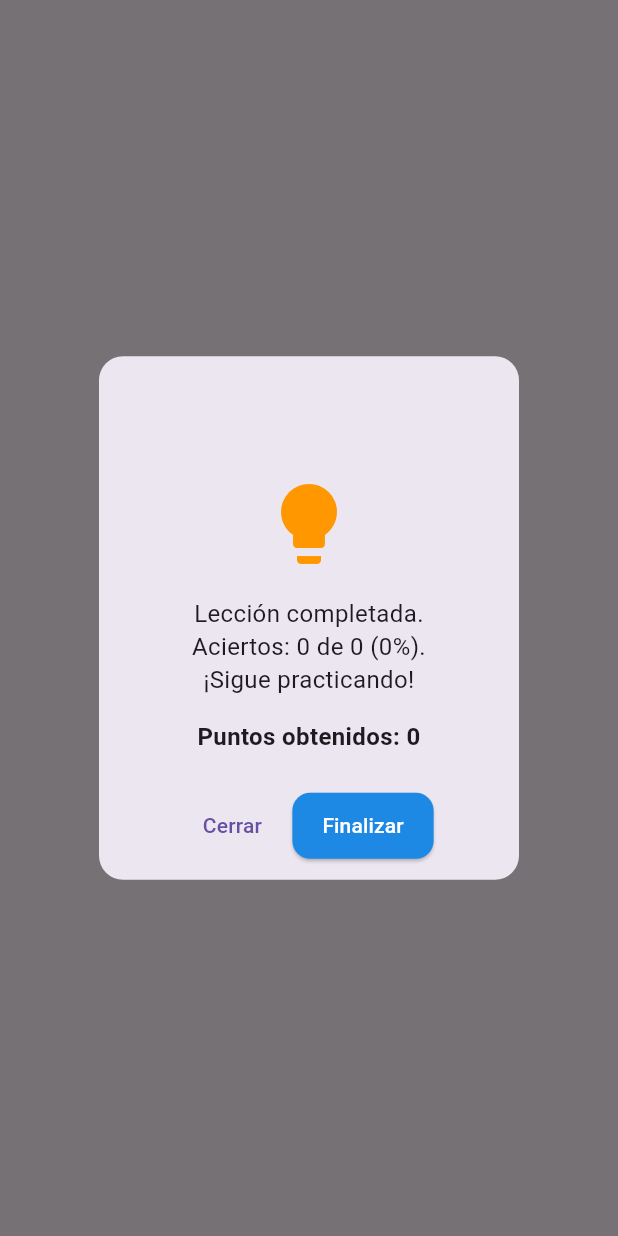
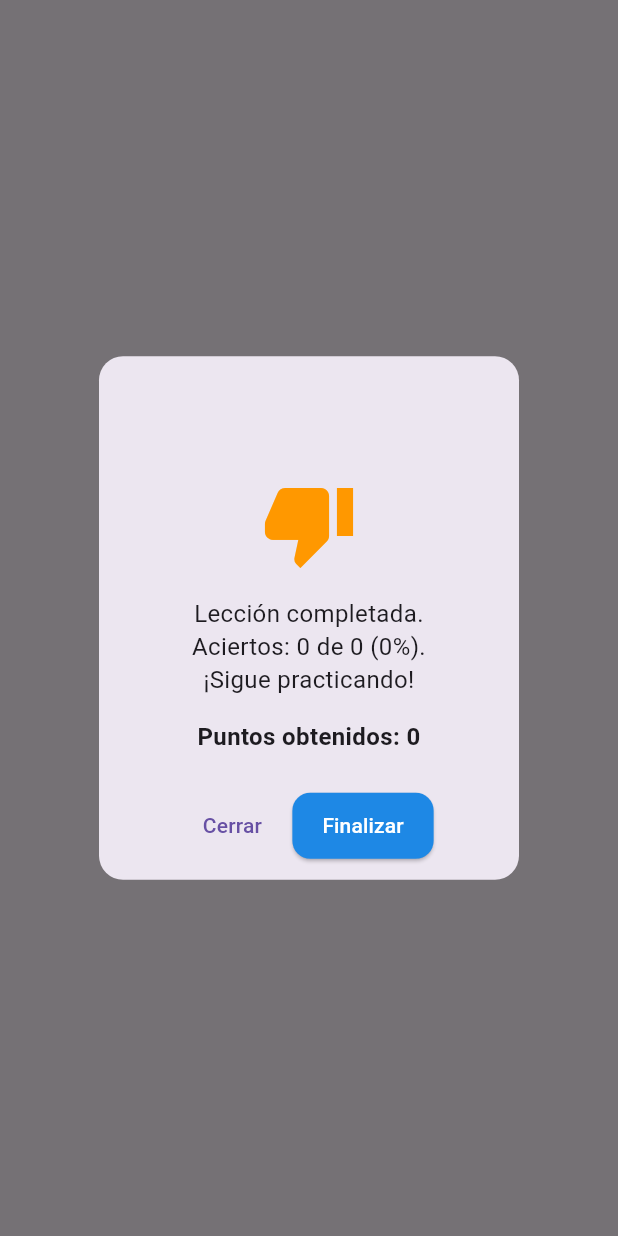
Before and after one commit to Jonialen/EduVial-Frontend, a Flutter app: what showLessonSummaryDialog() shows on an empty page, opened directly with empty values, on a phone screen of 412 x 824 dp. Run offline on Flutter 3.47's test engine with Material 3 defaults, Android fonts, the phone set to English and light mode, and no system bars; accounts and stored records are empty.

Commit message:
Minor change

```diff
--- a/lib/widgets/lesson_summary.dart
+++ b/lib/widgets/lesson_summary.dart
@@ -31,17 +31,17 @@ Future<void> showLessonSummaryDialog(
   Color colorIcono;
 
   if (porcentaje == 100) {
-    mensaje = '¡Excelente! Respondiste correctamente las $total preguntas 🎉';
+    mensaje = '¡Excelente! Respondiste correctamente las $total preguntas ';
     icono = Icons.emoji_events;
     colorIcono = Colors.amber;
   } else if (porcentaje >= 70) {
-    mensaje = '¡Buen trabajo! Aciertos: $correctas de $total ($porcentaje%) 💪';
+    mensaje = '¡Buen trabajo! Aciertos: $correctas de $total ($porcentaje%) ';
     icono = Icons.thumb_up;
     colorIcono = Colors.green;
   } else {
     mensaje =
     'Lección completada.\nAciertos: $correctas de $total ($porcentaje%).\n¡Sigue practicando!';
-    icono = Icons.lightbulb;
+    icono = Icons.thumb_down;
     colorIcono = Colors.orange;
   }
 
```
